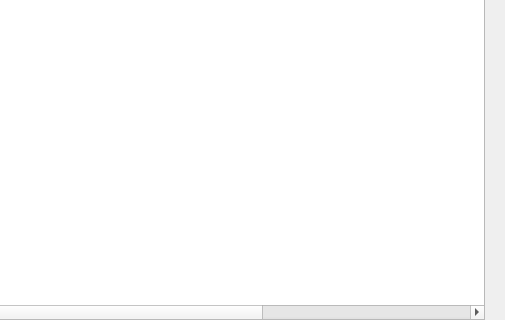
The window that src/qt/forms/masternodelist.ui (Kiirocoin/kiiro) describes before a commit, drawn with Qt 5; both pictures show x 257 to 762 and y 137 to 457 of the 762 by 457 pixel window.
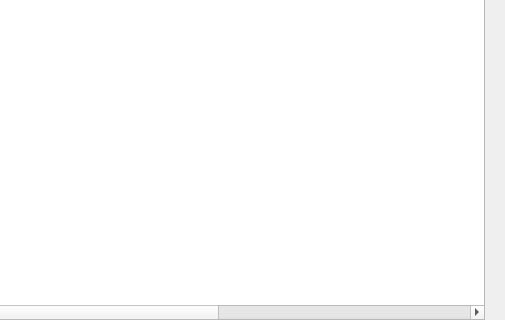
The same window after the commit.

Commit message:
1. Update collateral - Block 0 - 64999 Collateral 1000 - Block 65000 - 114999 Collateral 2500 - Block 115000 - 164999 Collateral 3000 - Block 170000 - Infinity Collateral 4000
2. refactor folder structure

3. added protx quick_setup to make MN setup easier

```diff
--- a/src/qt/forms/masternodelist.ui
+++ b/src/qt/forms/masternodelist.ui
@@ -169,6 +169,11 @@
            <string>Collateral Address</string>
           </property>
          </column>
+         <column>
+          <property name="text">
+           <string>Collateral Amount</string>
+          </property>
+         </column>
          <column>
           <property name="text">
            <string>Owner Address</string>
```
The commit also changes 56 other files.
